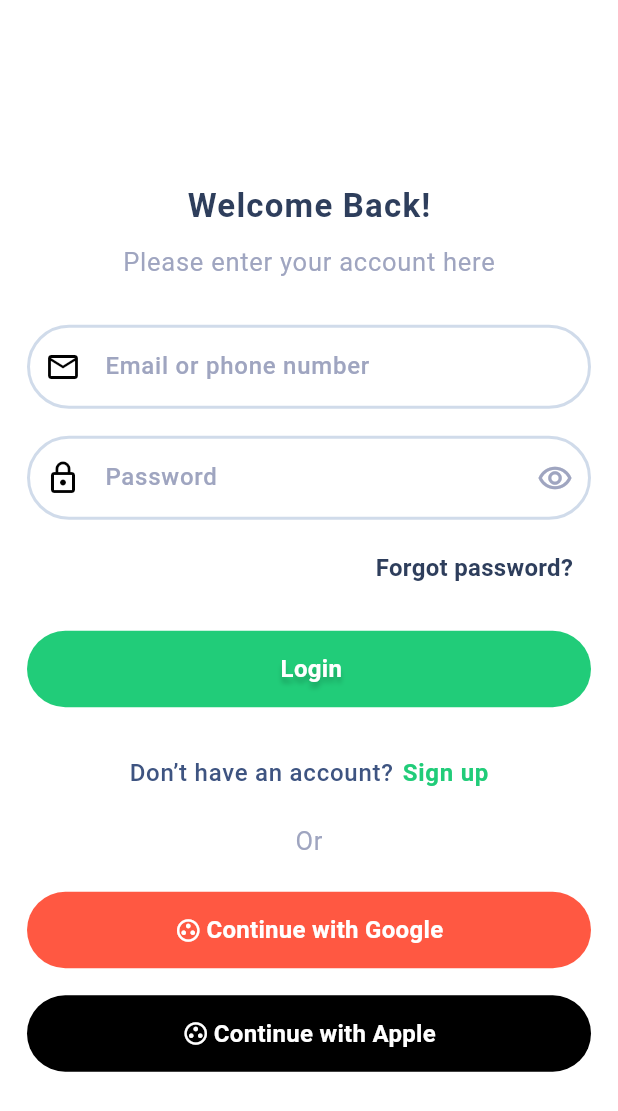
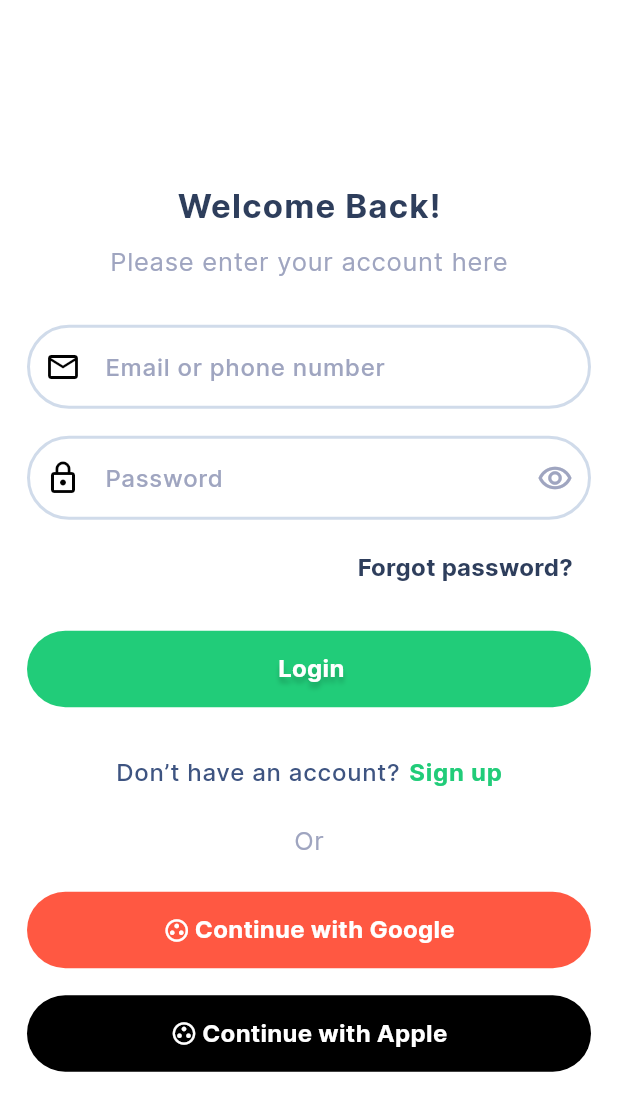
Before and after one commit to didierganthier/cook-snap, a Flutter app: the screen it shows after launch, on a phone screen of 412 x 824 dp. Shown: the top 1111 px of the screen. Run offline on Flutter 3.47's test engine with Material 3 defaults, Android fonts, the light colour scheme and no system bars; our stand-ins replace flutter_dotenv, google_sign_in, sign_in_with_apple, supabase_flutter; accounts and stored records are empty.

Commit message:
feat: add Inter font to project

```diff
--- a/lib/main.dart
+++ b/lib/main.dart
@@ -25,6 +25,7 @@ class MyApp extends StatelessWidget {
     return MaterialApp(
       title: 'Cook Snap',
       theme: ThemeData(
+        fontFamily: 'Inter',
         brightness: Brightness.light,
         scaffoldBackgroundColor: AppColors.backgroundColor,
         colorScheme: const ColorScheme.light(
```
Also changed, not shown: pubspec.yaml (+4 -11 lines), lib/assets/fonts/inter_variable_font.ttf (added).
